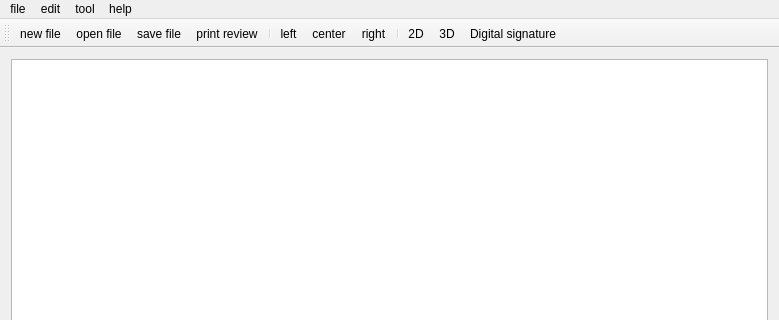
Qt form Window/example/mainwindow.ui (hydrodog/CPE810C_2016F_XDF) before a commit; both pictures show x 0 to 779 and y 0 to 320 of the 779 by 549 pixel window.
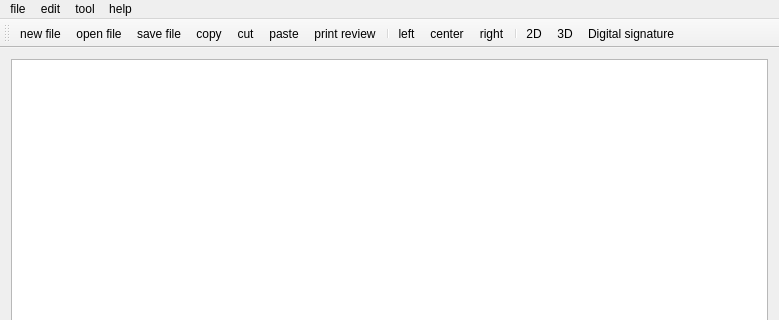
The same form after that commit. Icons and pictures are not drawn.

The edit to the form file:
```diff
--- a/Window/example/mainwindow.ui
+++ b/Window/example/mainwindow.ui
@@ -94,6 +94,9 @@
    <addaction name="actionNew_file"/>
    <addaction name="actionOpen_file"/>
    <addaction name="actionSave_file"/>
+   <addaction name="actionCopy"/>
+   <addaction name="actionCut"/>
+   <addaction name="actionPaste"/>
    <addaction name="actionPrint_review"/>
    <addaction name="separator"/>
    <addaction name="actionLeft"/>
@@ -227,6 +230,36 @@
     <string>about</string>
    </property>
   </action>
+  <action name="actionCopy">
+   <property name="icon">
+    <iconset resource="myimage.qrc">
+     <normaloff>:/myimage/image/editcopy.png</normaloff>:/myimage/image/editcopy.png</iconset>
+   </property>
+   <property name="text">
+    <string>copy</string>
+   </property>
+   <property name="shortcut">
+    <string>Ctrl+C</string>
+   </property>
+  </action>
+  <action name="actionPaste">
+   <property name="icon">
+    <iconset resource="myimage.qrc">
+     <normaloff>:/myimage/image/editpaste.png</normaloff>:/myimage/image/editpaste.png</iconset>
+   </property>
+   <property name="text">
+    <string>paste</string>
+   </property>
+  </action>
+  <action name="actionCut">
+   <property name="icon">
+    <iconset resource="myimage.qrc">
+     <normaloff>:/myimage/image/editcut.png</normaloff>:/myimage/image/editcut.png</iconset>
+   </property>
+   <property name="text">
+    <string>cut</string>
+   </property>
+  </action>
  </widget>
  <layoutdefault spacing="6" margin="11"/>
  <resources/>
```
Left out of the diff: 38 changed lines with no effect on the pictures.
